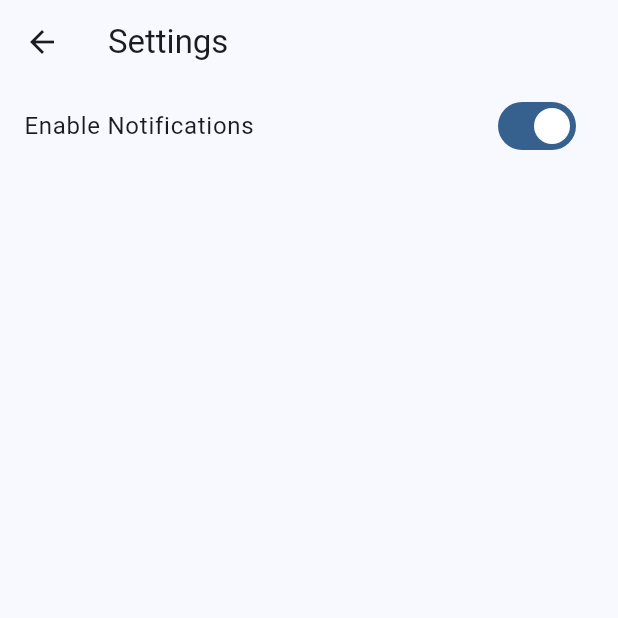
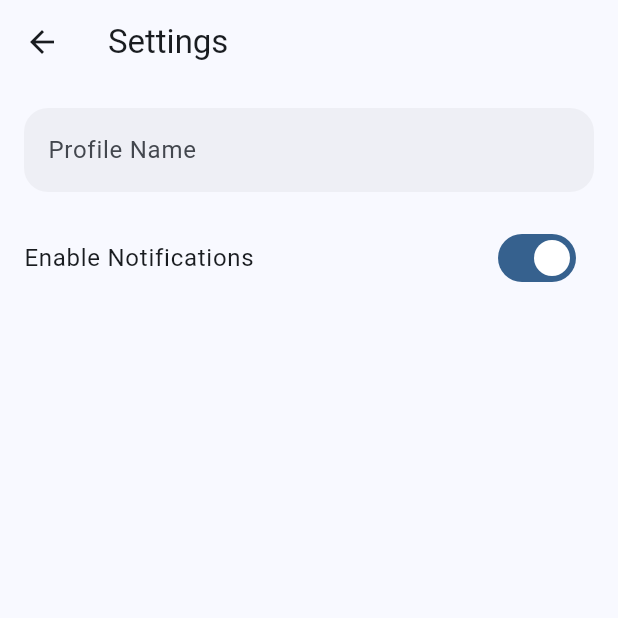
Before and after one commit to TheFlutterSensei/UI-Engineering, a Flutter app: the SettingsScreen screen opened by its route, on a phone screen of 412 x 824 dp, the top half of it. Run offline on Flutter 3.47's test engine with Material 3 defaults, Android fonts, the phone set to English and light mode, and no system bars; our stand-ins replace shared_preferences; accounts and stored records are empty; network calls fail.

Commit message:
Completed 05.13

```diff
--- a/lib/screens/settings_screen.dart
+++ b/lib/screens/settings_screen.dart
@@ -1,5 +1,7 @@
 import 'package:flutter/material.dart';
 import 'package:shared_preferences/shared_preferences.dart';
+import 'package:ui_engineering/constants/form_field_design.dart';
+import 'package:ui_engineering/constants/spacing.dart';
 
 class SettingsScreen extends StatefulWidget {
   const SettingsScreen({super.key});
@@ -11,13 +13,24 @@ class SettingsScreen extends StatefulWidget {
 class _SettingsScreenState extends State<SettingsScreen> {
   bool notificationsEnabled = true;
 
+  final TextEditingController userNameController = TextEditingController();
+  String username = '';
+
   Future<void> _loadSettings() async {
     final prefs = await SharedPreferences.getInstance();
     final savedValue = prefs.getBool('notifications_enabled');
+    final savedUsername = prefs.getString('username');
 
     if (savedValue != null && mounted) {
       setState(() {
         notificationsEnabled = savedValue;
+      });
+    }
+
+    if (savedUsername != null && mounted) {
+      setState(() {
+        username = savedUsername;
+        userNameController.text = savedUsername;
       });
     }
   }
@@ -29,12 +42,33 @@ class _SettingsScreenState extends State<SettingsScreen> {
   }
 
   @override
+  void dispose() {
+    userNameController.dispose();
+    super.dispose();
+  }
+
+  @override
   Widget build(BuildContext context) {
     return Scaffold(
       appBar: AppBar(title: const Text('Settings')),
       body: Column(
         crossAxisAlignment: CrossAxisAlignment.start,
         children: [
+          Padding(
+            padding: const EdgeInsets.all(Spacing.md),
+            child: TextField(
+              controller: userNameController,
+              decoration: FormFieldDesign.textFieldDesign.copyWith(
+                labelText: 'Profile Name',
+              ),
+              onChanged: (value) async {
+                username = value;
+
+                final prefs = await SharedPreferences.getInstance();
+                await prefs.setString('username', value);
+              },
+            ),
+          ),
           SwitchListTile(
             title: const Text('Enable Notifications'),
             value: notificationsEnabled,
```
